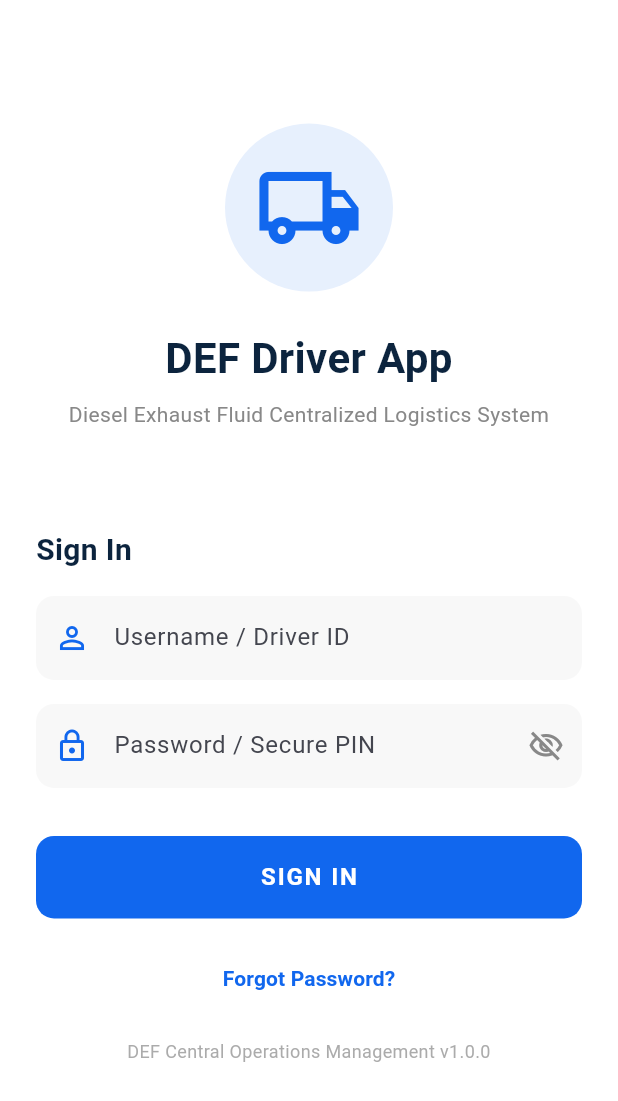
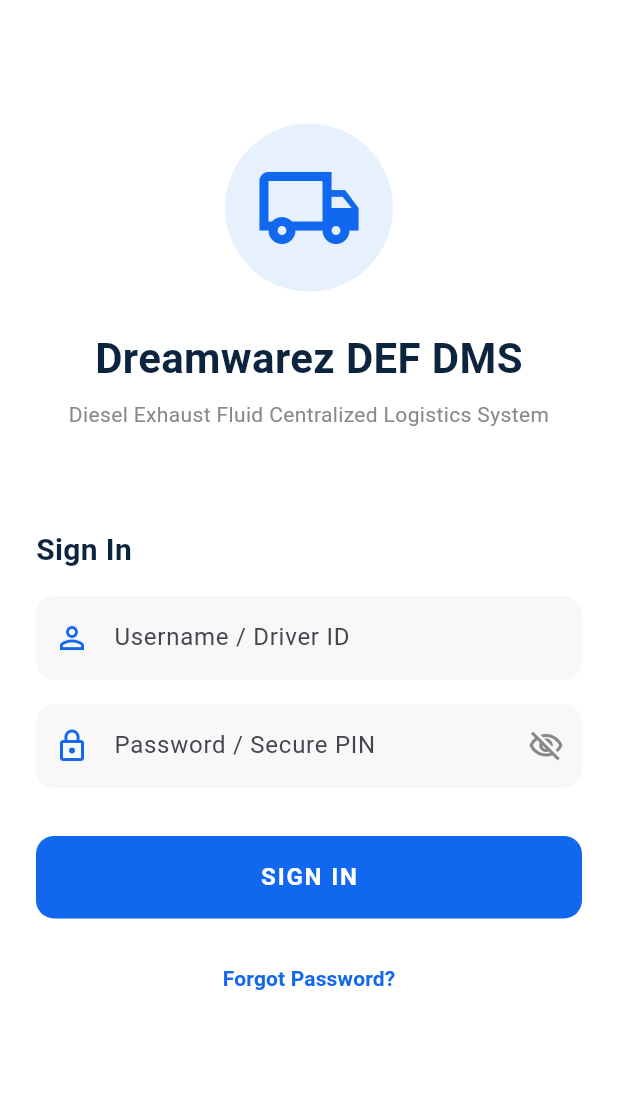
Before and after one commit to gayatri-2000/DEF-Driver-System, a Flutter app: the screen it shows after launch, on a phone screen of 412 x 824 dp. Shown: the top 1101 px of the screen. Run offline on Flutter 3.47's test engine with Material 3 defaults, Android fonts, the phone set to English and light mode, and no system bars; our stand-ins replace get, google_maps_flutter, image_picker, permission_handler, shared_preferences, signature; missing offline and left inert: onesignal_flutter; Roboto replaces fonts that are missing (Barlow).

Commit message:
Dreamwarez Branding Done

```diff
--- a/lib/View/Screen/BottomBarScreen/Profile/profile_screen.dart
+++ b/lib/View/Screen/BottomBarScreen/Profile/profile_screen.dart
@@ -351,7 +351,7 @@ class _ProfileScreenState extends State<ProfileScreen> {
                         child: Column(
                           children: [
                             Text(
-                              "DEF Driver App v1.0.0",
+                              "Dreamwarez DEF DMS v1.0.0",
                               style: TextStyle(
                                   color: greyTextColor,
                                   fontSize: 12,
@@ -359,7 +359,7 @@ class _ProfileScreenState extends State<ProfileScreen> {
                             ),
                             const SizedBox(height: 4),
                             Text(
-                              "Member since Jan 2024",
+                              "",
                               style: TextStyle(
                                   color: greyTextColor.withOpacity(0.6),
                                   fontSize: 11),
--- a/lib/View/Screen/Login/login_screen.dart
+++ b/lib/View/Screen/Login/login_screen.dart
@@ -87,7 +87,7 @@ class _LoginScreenState extends State<LoginScreen> {
                   const SizedBox(height: 24),
                   // App Title
                   const Text(
-                    "DEF Driver App",
+                    "Dreamwarez DEF DMS",
                     textAlign: TextAlign.center,
                     style: TextStyle(
                       fontSize: 28,
@@ -234,7 +234,7 @@ class _LoginScreenState extends State<LoginScreen> {
                   const SizedBox(height: 16),
                   // Footer
                   Text(
-                    "DEF Central Operations Management v1.0.0",
+                    "",
                     textAlign: TextAlign.center,
                     style: TextStyle(
                       fontSize: 12,
--- a/lib/main.dart
+++ b/lib/main.dart
@@ -29,7 +29,7 @@ class MyApp extends StatelessWidget {
     final AuthController authController = Get.find<AuthController>();
 
     return GetMaterialApp(
-      title: 'DEF Driver System',
+      title: 'Dreamwarez DEF DMS',
       debugShowCheckedModeBanner: false,
       theme: ThemeData(
         colorScheme: ColorScheme.fromSeed(seedColor: const Color(0xff1167EE)),
```
Also changed, not shown: lib/View/Screen/BottomBarScreen/HomeScreen/route_navigation_screen.dart (+8 -2 lines), 2 other files.
